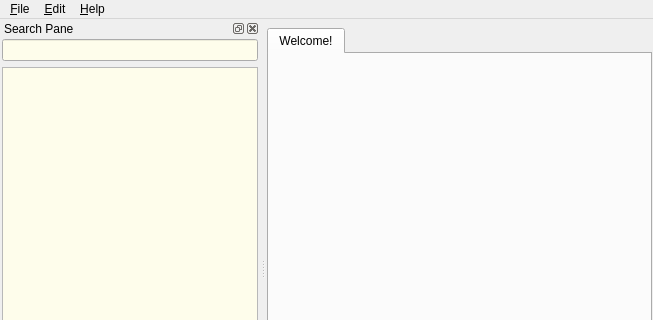
Above: src/mainwindow.ui from goldendict/goldendict before the change; both pictures show x 0 to 653 and y 0 to 320 of the 653 by 538 pixel window. Below: the same form after it.
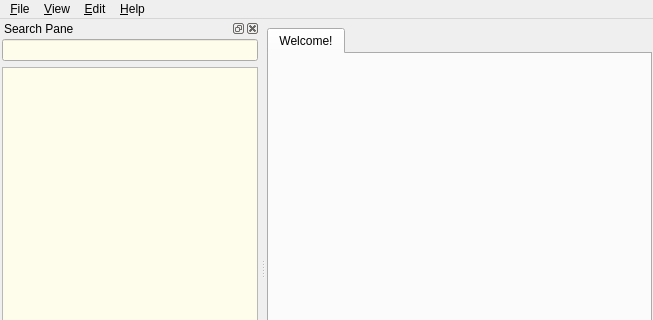
That is the form after the change. Icons and pictures are not drawn. Custom widgets are drawn as their Qt base class.

Commit message: + Dictionary bar, a bar with dictonary icons for the current group, was   implemented. Clicking icons disables corresponding dictionaries. When   clicking with Shift/Ctrl, a dictionary can be made solo.   The feature is currently only available in main window only, scan popup   will be addressed later. + 'View' menu introduced. It allows switching toolbars and side pane on/off   without any arcane knowledge on how to toggle them on/off via RMB.

The edit to the form file:
```diff
--- a/src/mainwindow.ui
+++ b/src/mainwindow.ui
@@ -58,7 +58,7 @@
      <x>0</x>
      <y>0</y>
      <width>653</width>
-     <height>26</height>
+     <height>21</height>
     </rect>
    </property>
    <widget class="QMenu" name="menuFile">
@@ -92,7 +92,13 @@
     <addaction name="separator"/>
     <addaction name="about"/>
    </widget>
+   <widget class="QMenu" name="menuView">
+    <property name="title">
+     <string>&amp;View</string>
+    </property>
+   </widget>
    <addaction name="menuFile"/>
+   <addaction name="menuView"/>
    <addaction name="menu_Edit"/>
    <addaction name="menu_Help"/>
   </widget>
```
Left out of the diff: 14 changed lines with no effect on the pictures. The commit also changes 11 other files.
